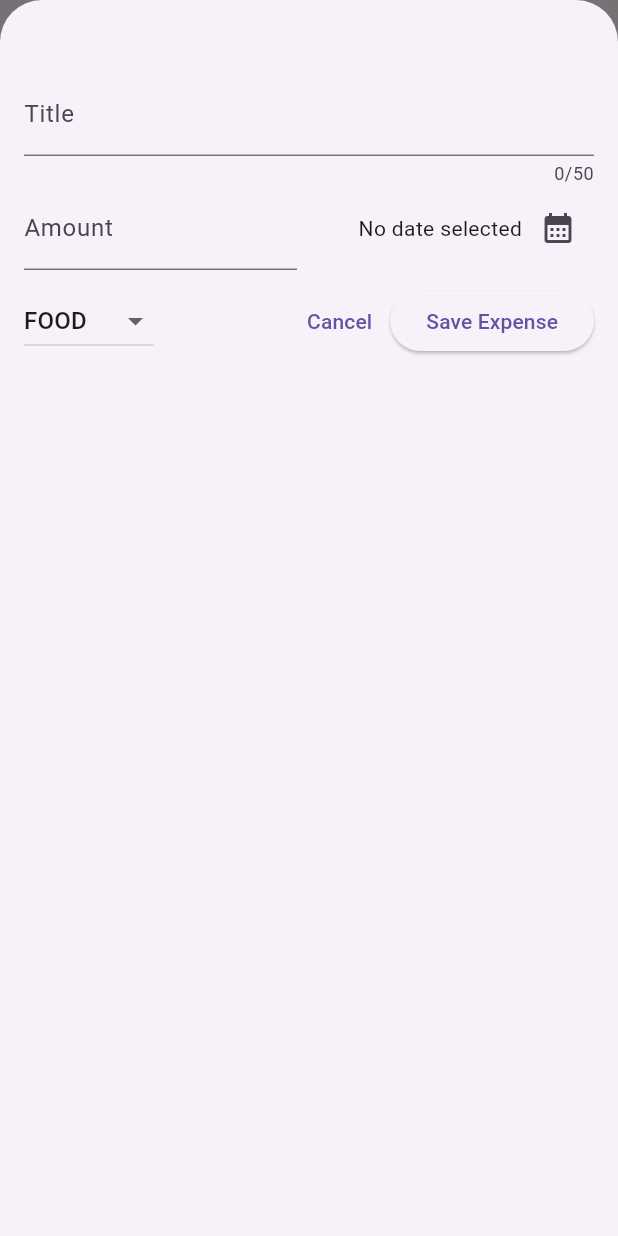
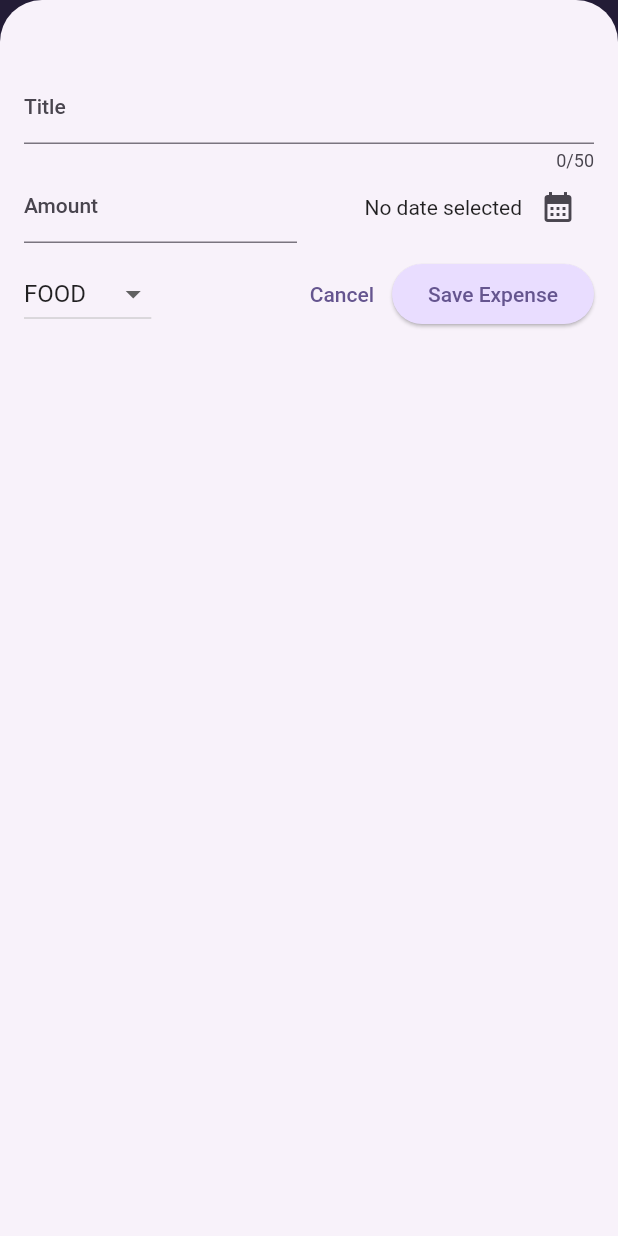
Before and after one commit to AdidayaOsha/Flutter_Expense_Tracker_App, a Flutter app: the screen it shows after launch, after a tap on the "add" icon, on a phone screen of 412 x 824 dp. Run offline on Flutter 3.47's test engine with Material 2 defaults, Android fonts, the phone set to English and light mode, and no system bars.

Commit message:
Adding Global Theme Variable to the main dart

```diff
--- a/lib/main.dart
+++ b/lib/main.dart
@@ -1,10 +1,41 @@
 import 'package:flutter/material.dart';
 import 'package:expense_tracker/widgets/expenses.dart';
+
+// k is a conventional naming for Global Variable
+var kColorScheme =
+    ColorScheme.fromSeed(seedColor: const Color.fromARGB(255, 96, 59, 181));
 
 void main() {
   runApp(
     MaterialApp(
-      theme: ThemeData(useMaterial3: true),
+      theme: ThemeData().copyWith(
+        useMaterial3: true,
+        // Define one color Scheme
+        colorScheme: kColorScheme,
+        // APPBAR THEME
+        appBarTheme: const AppBarTheme().copyWith(
+          backgroundColor: kColorScheme.onPrimaryContainer,
+          foregroundColor: kColorScheme.primaryContainer,
+        ),
+        // CARD THEME
+        cardTheme: const CardTheme().copyWith(
+          color: kColorScheme.secondaryContainer,
+          margin: const EdgeInsets.symmetric(horizontal: 16, vertical: 8),
+        ),
+        // ELEVATED BUTTON THEME
+        elevatedButtonTheme: ElevatedButtonThemeData(
+          style: ElevatedButton.styleFrom(
+            backgroundColor: kColorScheme.primaryContainer,
+          ),
+        ),
+        // TITLE THEME
+        textTheme: ThemeData().textTheme.copyWith(
+              titleLarge: TextStyle(
+                  fontWeight: FontWeight.bold,
+                  color: kColorScheme.onSecondaryContainer,
+                  fontSize: 17),
+            ),
+      ),
       home: const Expenses(),
     ),
   );
--- a/lib/widgets/expenses.dart
+++ b/lib/widgets/expenses.dart
@@ -30,9 +30,30 @@ class _ExpensesState extends State<Expenses> {
   }
 
   void _removeExpense(Expense expense) {
+    final expenseIndex = _registeredExpenses.indexOf(expense);
     setState(() {
       _registeredExpenses.remove(expense);
     });
+
+    // remove the Snackbar immediately when the next item is removed.
+    ScaffoldMessenger.of(context).clearSnackBars();
+    //Scaffold: showing certain things to the Interface like Toast
+    ScaffoldMessenger.of(context).showSnackBar(
+      SnackBar(
+        duration: const Duration(seconds: 3),
+        content: const Text('Expense Delete.'),
+        action: SnackBarAction(
+          label: 'Undo',
+          onPressed: () {
+            setState(
+              () {
+                _registeredExpenses.insert(expenseIndex, expense);
+              },
+            );
+          },
+        ),
+      ),
+    );
   }
 
   final List<Expense> _registeredExpenses = [
@@ -52,6 +73,17 @@ class _ExpensesState extends State<Expenses> {
 
   @override
   Widget build(BuildContext context) {
+    Widget mainContent = const Center(
+      child: Text('No expenses found, Start adding something'),
+    );
+
+    if (_registeredExpenses.isNotEmpty) {
+      mainContent = ExpensesList(
+        expenses: _registeredExpenses,
+        onRemoveExpense: _removeExpense,
+      );
+    }
+
     return Scaffold(
       appBar: AppBar(
         title: const Text("Flutter ExpenseTracker"),
@@ -67,12 +99,7 @@ class _ExpensesState extends State<Expenses> {
           const SizedBox(height: 10),
           const Text('The Chart'),
           const SizedBox(height: 10),
-          Expanded(
-            child: ExpensesList(
-              expenses: _registeredExpenses,
-              onRemoveExpense: _removeExpense,
-            ),
-          )
+          Expanded(child: mainContent)
         ],
       ),
     );
--- a/lib/widgets/expenses_list/expense_item.dart
+++ b/lib/widgets/expenses_list/expense_item.dart
@@ -15,8 +15,12 @@ class ExpenseItem extends StatelessWidget {
           vertical: 16,
         ),
         child: Column(
+          crossAxisAlignment: CrossAxisAlignment.start,
           children: [
-            Text(expense.title),
+            Text(
+              expense.title,
+              style: Theme.of(context).textTheme.titleLarge,
+            ),
             const SizedBox(
               height: 4,
             ),
--- a/lib/widgets/expenses_list/expenses_list.dart
+++ b/lib/widgets/expenses_list/expenses_list.dart
@@ -21,6 +21,13 @@ class ExpensesList extends StatelessWidget {
       itemCount: expenses.length,
       // Dimissible: Swipeable (Need Key Value, not like most of the widgets that does not need any key)
       itemBuilder: (ctx, index) => Dismissible(
+        background: Container(
+          //error theme auto generated from the seed color
+          color: Theme.of(context).colorScheme.error.withOpacity(0.50),
+          margin: EdgeInsets.symmetric(
+            horizontal: Theme.of(context).cardTheme.margin!.horizontal,
+          ),
+        ),
         key: ValueKey(expenses[index]),
         onDismissed: (direction) {
           onRemoveExpense(expenses[index]);
--- a/lib/widgets/new_expense.dart
+++ b/lib/widgets/new_expense.dart
@@ -40,8 +40,8 @@ class _NewExpenseState extends State<NewExpense> {
       _selectedDate = pickedDate;
     });
   }
+
 // SUBMIT FORM
-
   void _submitExpenseData() {
     // tryparse: entered numbered string as decimal, won't accept string will return null
     final enteredAmount = double.tryParse(_amountController.text);
```
